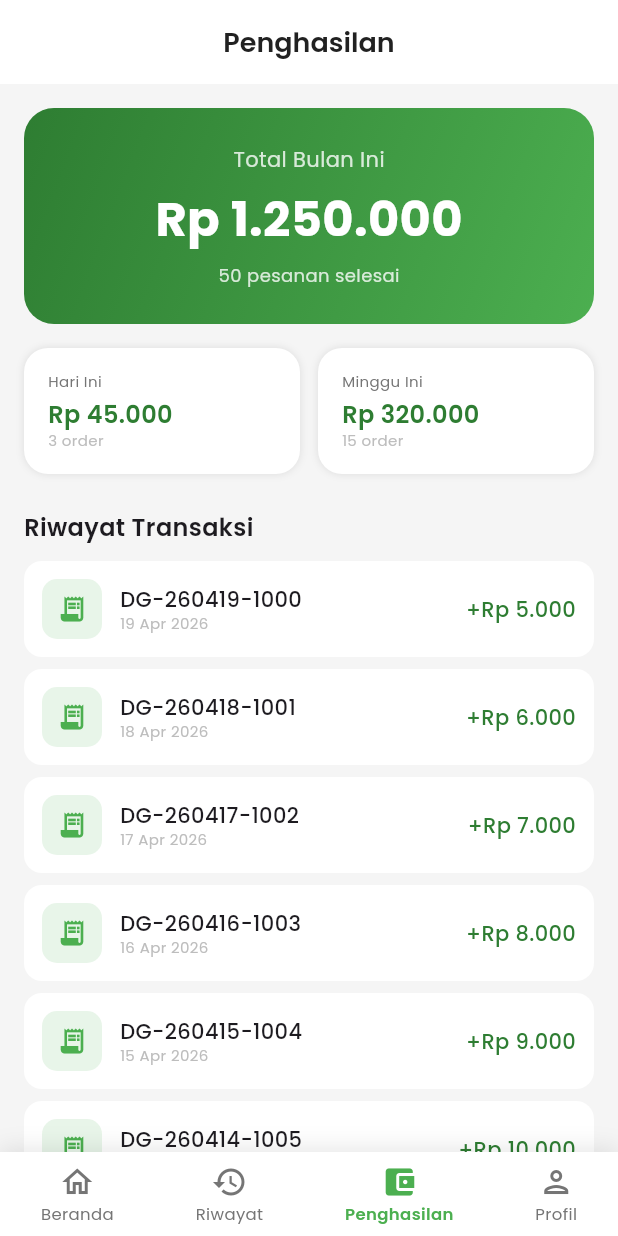
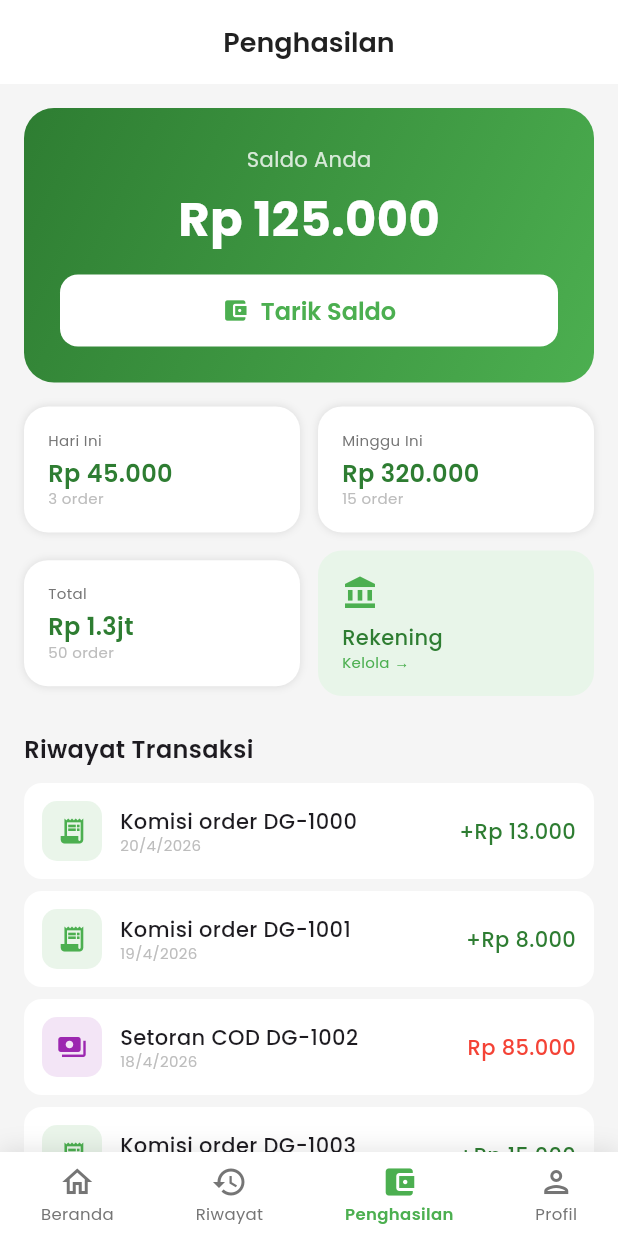
Before and after one commit to Unikgati/XINBIE, a Flutter app: the DriverEarningsScreen screen opened by its route, on a phone screen of 412 x 824 dp. Run offline on Flutter 3.47's test engine with Material 3 defaults, Android fonts, the phone set to English and light mode, and no system bars; our stand-ins replace cached_network_image, dio, flutter_map, flutter_riverpod, flutter_secure_storage, freezed_annotation and 5 more; accounts and stored records are empty; generated files the repository leaves out were written again.

Commit message:
feat: Flutter driver app — wallet, withdrawal, bank account
Core:
- packages/core/models/driver_wallet.dart: DriverWallet, DriverTransaction, DriverEarnings, BankInfo models

Earnings screen (rewrite):
- Balance card with 'Tarik Saldo' button
- Today/Week/Total stats with order counts
- Bank account quick-access card
- Transaction history with type-specific icons (commission/withdrawal/COD/bonus/penalty)

Withdrawal screen (new):
- Balance display, amount input with quick-select chips (50rb/100rb/semua)
- Bank account preview, min amount validation
- Loading state, success feedback

Bank account screen (new):
- Bank/e-wallet dropdown (BCA, Mandiri, BRI, GoPay, OVO, DANA, ShopeePay, etc)
- Account number + holder name inputs
- Vehicle info (Motor/Mobil + plate number)

Profile screen:
- Added 'Rekening / E-Wallet' and 'Info Kendaraan' menu items

Router:
- Added /withdrawal and /bank-account routes

```diff
--- a/apps/driver_app/lib/router/app_router.dart
+++ b/apps/driver_app/lib/router/app_router.dart
@@ -11,7 +11,9 @@ import '../screens/home/driver_home_screen.dart';
 import '../screens/order/driver_order_detail_screen.dart';
 import '../screens/history/driver_history_screen.dart';
 import '../screens/earnings/driver_earnings_screen.dart';
+import '../screens/earnings/withdrawal_screen.dart';
 import '../screens/profile/driver_profile_screen.dart';
+import '../screens/profile/bank_account_screen.dart';
 
 final _rootKey = GlobalKey<NavigatorState>();
 final _shellKey = GlobalKey<NavigatorState>();
@@ -41,5 +43,7 @@ final router = GoRouter(
       path: '/order/:id',
       builder: (_, state) => DriverOrderDetailScreen(orderId: state.pathParameters['id']!),
     ),
+    GoRoute(path: '/withdrawal', builder: (_, __) => const WithdrawalScreen()),
+    GoRoute(path: '/bank-account', builder: (_, __) => const BankAccountScreen()),
   ],
 );
--- a/apps/driver_app/lib/screens/earnings/driver_earnings_screen.dart
+++ b/apps/driver_app/lib/screens/earnings/driver_earnings_screen.dart
@@ -1,4 +1,5 @@
 import 'package:flutter/material.dart';
+import 'package:go_router/go_router.dart';
 import 'package:ui_kit/ui_kit.dart';
 
 class DriverEarningsScreen extends StatelessWidget {
@@ -6,6 +7,15 @@ class DriverEarningsScreen extends StatelessWidget {
 
   @override
   Widget build(BuildContext context) {
+    // TODO: Replace with real API data from /driver/earnings
+    final balance = 125000;
+    final todayEarnings = 45000;
+    final todayOrders = 3;
+    final weekEarnings = 320000;
+    final weekOrders = 15;
+    final totalEarnings = 1250000;
+    final totalOrders = 50;
+
     return Scaffold(
       backgroundColor: AppColors.background,
       appBar: AppBar(title: const Text('Penghasilan')),
@@ -13,18 +23,31 @@ class DriverEarningsScreen extends StatelessWidget {
         padding: const EdgeInsets.all(16),
         child: Column(
           children: [
-            // Total earnings card
+            // Balance Card
             Container(
               width: double.infinity,
               padding: const EdgeInsets.all(24),
               decoration: BoxDecoration(gradient: AppColors.heroGradient, borderRadius: BorderRadius.circular(20)),
               child: Column(
                 children: [
-                  Text('Total Bulan Ini', style: AppTypography.bodyMedium.copyWith(color: AppColors.textOnPrimary.withValues(alpha: 0.8))),
+                  Text('Saldo Anda', style: AppTypography.bodyMedium.copyWith(color: AppColors.textOnPrimary.withValues(alpha: 0.8))),
                   const SizedBox(height: 8),
-                  Text('Rp 1.250.000', style: AppTypography.h1.copyWith(color: AppColors.textOnPrimary, fontSize: 32)),
-                  const SizedBox(height: 8),
-                  Text('50 pesanan selesai', style: AppTypography.bodySmall.copyWith(color: AppColors.textOnPrimary.withValues(alpha: 0.8))),
+                  Text('Rp ${_formatCurrency(balance)}', style: AppTypography.h1.copyWith(color: AppColors.textOnPrimary, fontSize: 32)),
+                  const SizedBox(height: 16),
+                  SizedBox(
+                    width: double.infinity,
+                    child: ElevatedButton.icon(
+                      onPressed: () => context.push('/withdrawal'),
+                      icon: const Icon(Icons.account_balance_wallet, size: 18),
+                      label: const Text('Tarik Saldo'),
+                      style: ElevatedButton.styleFrom(
+                        backgroundColor: Colors.white,
+                        foregroundColor: AppColors.primary,
+                        padding: const EdgeInsets.symmetric(vertical: 12),
+                        shape: RoundedRectangleBorder(borderRadius: BorderRadius.circular(12)),
+                      ),
+                    ),
+                  ),
                 ],
               ),
             ),
@@ -32,9 +55,15 @@ class DriverEarningsScreen extends StatelessWidget {
 
             // Quick stats
             Row(children: [
-              _MiniStat('Hari Ini', 'Rp 45.000', '3 order'),
+              _MiniStat('Hari Ini', 'Rp ${_formatCurrency(todayEarnings)}', '$todayOrders order'),
               const SizedBox(width: 12),
-              _MiniStat('Minggu Ini', 'Rp 320.000', '15 order'),
+              _MiniStat('Minggu Ini', 'Rp ${_formatCurrency(weekEarnings)}', '$weekOrders order'),
+            ]),
+            const SizedBox(height: 12),
+            Row(children: [
+              _MiniStat('Total', 'Rp ${_formatCurrency(totalEarnings)}', '$totalOrders order'),
+              const SizedBox(width: 12),
+              _ActionCard('Rekening', Icons.account_balance, () => context.push('/bank-account')),
             ]),
             const SizedBox(height: 24),
 
@@ -42,29 +71,36 @@ class DriverEarningsScreen extends StatelessWidget {
             Align(alignment: Alignment.centerLeft, child: Text('Riwayat Transaksi', style: AppTypography.h4)),
             const SizedBox(height: 12),
 
-            ...List.generate(7, (i) => Container(
-              margin: const EdgeInsets.only(bottom: 8),
-              padding: const EdgeInsets.all(12),
-              decoration: BoxDecoration(color: AppColors.surface, borderRadius: BorderRadius.circular(12)),
-              child: Row(children: [
-                Container(
-                  width: 40, height: 40,
-                  decoration: BoxDecoration(color: AppColors.primarySurface, borderRadius: BorderRadius.circular(10)),
-                  child: const Icon(Icons.receipt_long, color: AppColors.primary, size: 20),
-                ),
-                const SizedBox(width: 12),
-                Expanded(child: Column(crossAxisAlignment: CrossAxisAlignment.start, children: [
-                  Text('DG-26041${9 - i}-${1000 + i}', style: AppTypography.labelLarge),
-                  Text('${19 - i} Apr 2026', style: AppTypography.caption.copyWith(color: AppColors.textHint)),
-                ])),
-                Text('+Rp ${5 + i}.000', style: AppTypography.labelLarge.copyWith(color: AppColors.priceActive)),
-              ]),
-            )),
+            // TODO: Replace with real transactions from API
+            ...List.generate(7, (i) {
+              final types = ['COMMISSION', 'COMMISSION', 'COD_SETTLEMENT', 'COMMISSION', 'WITHDRAWAL', 'COMMISSION', 'BONUS'];
+              final type = types[i % types.length];
+              final amounts = [13000, 8000, -85000, 15000, -125000, 10000, 25000];
+              final amount = amounts[i % amounts.length];
+
+              return _TransactionTile(
+                type: type,
+                amount: amount,
+                date: DateTime.now().subtract(Duration(days: i)),
+                note: type == 'COMMISSION' ? 'Komisi order DG-${1000 + i}'
+                    : type == 'COD_SETTLEMENT' ? 'Setoran COD DG-${1000 + i}'
+                    : type == 'WITHDRAWAL' ? 'Penarikan ke BCA 1234567890'
+                    : type == 'BONUS' ? 'Bonus mingguan'
+                    : 'Transaksi',
+              );
+            }),
           ],
         ),
       ),
     );
   }
+}
+
+String _formatCurrency(int amount) {
+  final abs = amount.abs();
+  if (abs >= 1000000) return '${(abs / 1000000).toStringAsFixed(1)}jt';
+  if (abs >= 1000) return '${(abs / 1000).toStringAsFixed(0)}.000';
+  return abs.toString();
 }
 
 class _MiniStat extends StatelessWidget {
@@ -87,3 +123,80 @@ class _MiniStat extends StatelessWidget {
     );
   }
 }
+
+class _ActionCard extends StatelessWidget {
+  const _ActionCard(this.label, this.icon, this.onTap);
+  final String label;
+  final IconData icon;
+  final VoidCallback onTap;
+
+  @override
+  Widget build(BuildContext context) {
+    return Expanded(
+      child: GestureDetector(
+        onTap: onTap,
+        child: Container(
+          padding: const EdgeInsets.all(16),
+          decoration: BoxDecoration(color: AppColors.primarySurface, borderRadius: BorderRadius.circular(16)),
+          child: Column(crossAxisAlignment: CrossAxisAlignment.start, children: [
+            Icon(icon, color: AppColors.primary, size: 24),
+            const SizedBox(height: 8),
+            Text(label, style: AppTypography.labelLarge.copyWith(color: AppColors.primaryDark)),
+            Text('Kelola →', style: AppTypography.caption.copyWith(color: AppColors.primary)),
+          ]),
+        ),
+      ),
+    );
+  }
+}
+
+class _TransactionTile extends StatelessWidget {
+  const _TransactionTile({required this.type, required this.amount, required this.date, required this.note});
+  final String type;
+  final int amount;
+  final DateTime date;
+  final String note;
+
+  @override
+  Widget build(BuildContext context) {
+    final isIncome = amount > 0;
+    final iconData = switch (type) {
+      'COMMISSION' => Icons.receipt_long,
+      'BONUS' => Icons.card_giftcard,
+      'WITHDRAWAL' => Icons.account_balance,
+      'PENALTY' => Icons.warning_amber,
+      'COD_SETTLEMENT' => Icons.payments,
+      _ => Icons.receipt,
+    };
+    final iconColor = switch (type) {
+      'COMMISSION' => AppColors.primary,
+      'BONUS' => Colors.orange,
+      'WITHDRAWAL' => Colors.blue,
+      'PENALTY' => Colors.red,
+      'COD_SETTLEMENT' => Colors.purple,
+      _ => AppColors.textSecondary,
+    };
+
+    return Container(
+      margin: const EdgeInsets.only(bottom: 8),
+      padding: const EdgeInsets.all(12),
+      decoration: BoxDecoration(color: AppColors.surface, borderRadius: BorderRadius.circular(12)),
+      child: Row(children: [
+        Container(
+          width: 40, height: 40,
+          decoration: BoxDecoration(color: iconColor.withValues(alpha: 0.12), borderRadius: BorderRadius.circular(10)),
+          child: Icon(iconData, color: iconColor, size: 20),
+        ),
+        const SizedBox(width: 12),
+        Expanded(child: Column(crossAxisAlignment: CrossAxisAlignment.start, children: [
+          Text(note, style: AppTypography.labelLarge, maxLines: 1, overflow: TextOverflow.ellipsis),
+          Text('${date.day}/${date.month}/${date.year}', style: AppTypography.caption.copyWith(color: AppColors.textHint)),
+        ])),
+        Text(
+          '${isIncome ? '+' : ''}Rp ${_formatCurrency(amount)}',
+          style: AppTypography.labelLarge.copyWith(color: isIncome ? AppColors.priceActive : Colors.red),
+        ),
+      ]),
+    );
+  }
+}
--- a/apps/driver_app/lib/screens/profile/driver_profile_screen.dart
+++ b/apps/driver_app/lib/screens/profile/driver_profile_screen.dart
@@ -54,6 +54,8 @@ class DriverProfileScreen extends StatelessWidget {
               Container(
                 color: AppColors.surface,
                 child: Column(children: [
+                  _Menu(Icons.account_balance, 'Rekening / E-Wallet', () => context.push('/bank-account')),
+                  _Menu(Icons.two_wheeler, 'Info Kendaraan', () => context.push('/bank-account')),
                   _Menu(Icons.badge, 'Data KTP', () {}),
                   _Menu(Icons.settings, 'Pengaturan', () {}),
                   _Menu(Icons.help_outline, 'Bantuan', () {}),
```
Also changed, not shown: apps/driver_app/lib/screens/earnings/withdrawal_screen.dart (added, +159 -0 lines), apps/driver_app/lib/screens/profile/bank_account_screen.dart (added, +202 -0 lines), packages/core/lib/models/driver_wallet.dart (added, +112 -0 lines).
